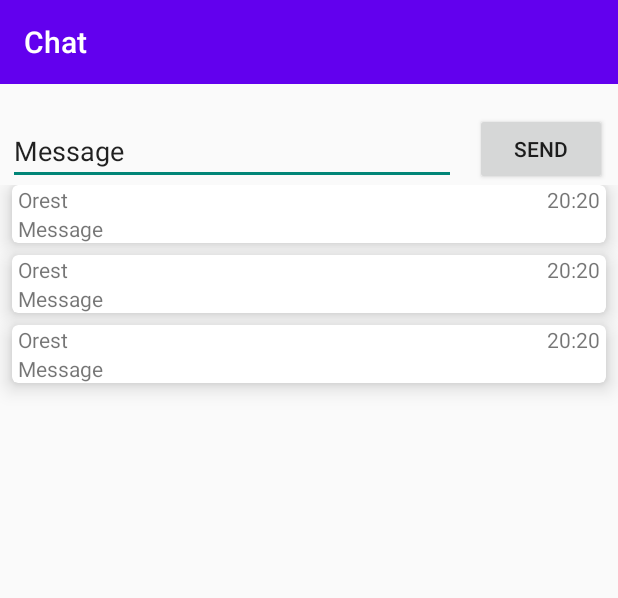
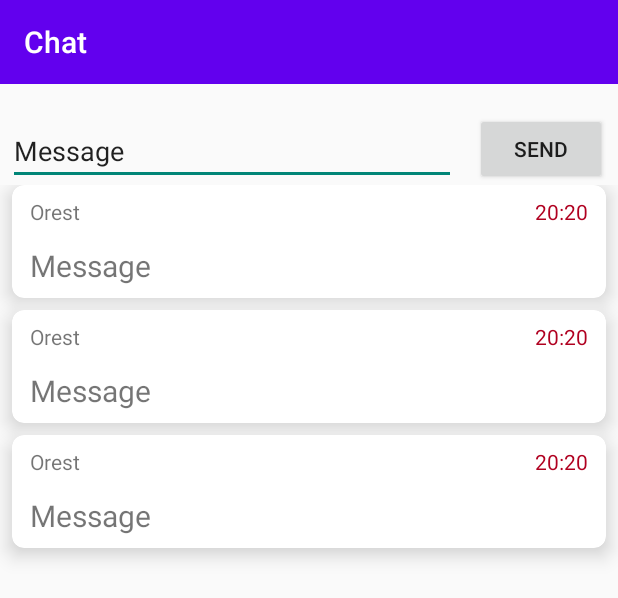
Before and after one commit to c0nf1g/Messenger, an Android app: the layout fragment_chat.xml on its own in the app's theme, with its tools: preview values and no code run, on a phone screen of 412 x 824 dp. Shown: the top 598 px of the screen. Run offline under Robolectric (Android 15) with nearby library versions, the phone set to English and light mode, and no system bars.

```diff
--- a/app/src/main/java/com/iot/messenger/domain/entity/Message.java
+++ b/app/src/main/java/com/iot/messenger/domain/entity/Message.java
@@ -1,4 +1,6 @@
 package com.iot.messenger.domain.entity;
+
+import android.annotation.SuppressLint;
 
 import com.google.firebase.database.IgnoreExtraProperties;
 
@@ -11,6 +13,7 @@ public class Message {
     private final String message;
     private final String timeStamp;
 
+    @SuppressLint("DefaultLocale")
     public Message(String username, String message) {
         this.username = username;
         this.message = message;
--- a/app/src/main/java/com/iot/messenger/presentation/adapters/MessageAdapter.java
+++ b/app/src/main/java/com/iot/messenger/presentation/adapters/MessageAdapter.java
@@ -12,6 +12,8 @@ import com.iot.messenger.presentation.MessageTimestampComparator;
 import com.iot.messenger.presentation.uiData.MessageViewData;
 import com.iot.messenger.presentation.viewHolders.MessageViewHolder;
 
+import java.time.LocalDateTime;
+import java.time.format.DateTimeFormatter;
 import java.util.ArrayList;
 import java.util.List;
 
@@ -22,6 +24,9 @@ public class MessageAdapter extends RecyclerView.Adapter<MessageViewHolder> {
     public void setItems(List<MessageViewData> messageList) {
         this.messageList.clear();
         messageList.sort(comparator);
+        messageList.forEach(messageViewData -> messageViewData.setTimeStamp(LocalDateTime
+                        .parse(messageViewData.getTimeStamp())
+                        .format(DateTimeFormatter.ofPattern("HH:mm"))));
         this.messageList.addAll(messageList);
         notifyDataSetChanged();
     }
--- a/app/src/main/java/com/iot/messenger/presentation/fragments/SignInFragment.java
+++ b/app/src/main/java/com/iot/messenger/presentation/fragments/SignInFragment.java
@@ -37,7 +37,6 @@ public class SignInFragment extends Fragment {
         removeErrors();
         String email = editTextEmail.getText().toString();
         String password = editTextPassword.getText().toString();
-
         signInViewModel.signIn(email, password);
     };
 
@@ -104,6 +103,7 @@ public class SignInFragment extends Fragment {
     private void showErrors(ResponseDTO response) {
 
         if (response.isWrongEmailOrPassword()) {
+            response.setWrongEmailOrPassword(false);
             return;
         }
 
--- a/app/src/main/java/com/iot/messenger/presentation/viewModels/ChatViewModel.java
+++ b/app/src/main/java/com/iot/messenger/presentation/viewModels/ChatViewModel.java
@@ -9,7 +9,6 @@ import com.google.firebase.database.DatabaseError;
 import com.google.firebase.database.DatabaseReference;
 import com.google.firebase.database.FirebaseDatabase;
 import com.google.firebase.database.ValueEventListener;
-import com.iot.messenger.domain.entity.Message;
 import com.iot.messenger.presentation.uiData.MessageViewData;
 
 import java.util.ArrayList;
--- a/app/src/main/res/layout/message_item.xml
+++ b/app/src/main/res/layout/message_item.xml
@@ -1,14 +1,14 @@
 <?xml version="1.0" encoding="utf-8"?>
 <androidx.cardview.widget.CardView xmlns:android="http://schemas.android.com/apk/res/android"
+    xmlns:app="http://schemas.android.com/apk/res-auto"
     xmlns:tools="http://schemas.android.com/tools"
+    android:layout_width="match_parent"
     android:layout_height="wrap_content"
-    android:layout_width="match_parent"
-    xmlns:app="http://schemas.android.com/apk/res-auto"
-    app:cardCornerRadius="@dimen/ui_spacing_half"
-    app:cardElevation="@dimen/ui_spacing_single"
+    android:layout_marginStart="@dimen/ui_spacing_single"
+    android:layout_marginEnd="@dimen/ui_spacing_single"
     android:layout_marginBottom="@dimen/ui_spacing_single"
-    android:layout_marginStart="@dimen/ui_spacing_single"
-    android:layout_marginEnd="@dimen/ui_spacing_single">
+    app:cardCornerRadius="@dimen/ui_spacing_single"
+    app:cardElevation="@dimen/ui_spacing_single">
 
     <LinearLayout
         android:layout_width="match_parent"
@@ -17,31 +17,38 @@
 
         <LinearLayout
             android:layout_width="match_parent"
-            android:layout_height="match_parent"
+            android:layout_height="@dimen/ui_spacing_big_double"
             android:orientation="horizontal">
 
             <TextView
                 android:id="@+id/username"
                 android:layout_width="wrap_content"
                 android:layout_height="wrap_content"
-                tools:text="Orest"
-                android:layout_marginStart="@dimen/ui_spacing_half"/>
+                android:layout_marginStart="@dimen/ui_spacing_half"
+                android:padding="@dimen/ui_spacing_single"
+                tools:text="Orest" />
 
             <TextView
                 android:id="@+id/time"
                 android:layout_width="match_parent"
                 android:layout_height="wrap_content"
-                tools:text="20:20"
+                android:layout_marginEnd="@dimen/ui_spacing_half"
                 android:gravity="right"
-                android:layout_marginEnd="@dimen/ui_spacing_half"/>
+                android:padding="@dimen/ui_spacing_single"
+                android:textColor="@color/design_default_color_error"
+                tools:ignore="RtlHardcoded"
+                tools:text="20:20" />
         </LinearLayout>
 
         <TextView
             android:id="@+id/message"
             android:layout_width="match_parent"
             android:layout_height="wrap_content"
-            tools:text="Message"
             android:layout_marginStart="@dimen/ui_spacing_half"
-            android:layout_marginEnd="@dimen/ui_spacing_half"/>
+            android:layout_marginEnd="@dimen/ui_spacing_half"
+            android:gravity="center_vertical"
+            android:padding="@dimen/ui_spacing_single"
+            android:textSize="@dimen/item_message_text_size"
+            tools:text="Message" />
     </LinearLayout>
 </androidx.cardview.widget.CardView>
--- a/app/src/main/res/values/dimens.xml
+++ b/app/src/main/res/values/dimens.xml
@@ -4,4 +4,6 @@
     <dimen name="ui_spacing_single">8dp</dimen>
     <dimen name="ui_spacing_double">16dp</dimen>
     <dimen name="ui_spacing_big_double">32dp</dimen>
+    <dimen name="item_message_height">60dp</dimen>
+    <dimen name="item_message_text_size">20sp</dimen>
 </resources>
```
Also changed, not shown: app/src/main/java/com/iot/messenger/presentation/helpers/MessageSender.java (+5 -3 lines), app/src/main/java/com/iot/messenger/presentation/viewModels/SignInViewModel.java (+3 -4 lines), app/src/main/java/com/iot/messenger/presentation/viewModels/SignUpViewModel.java (+5 -4 lines).
